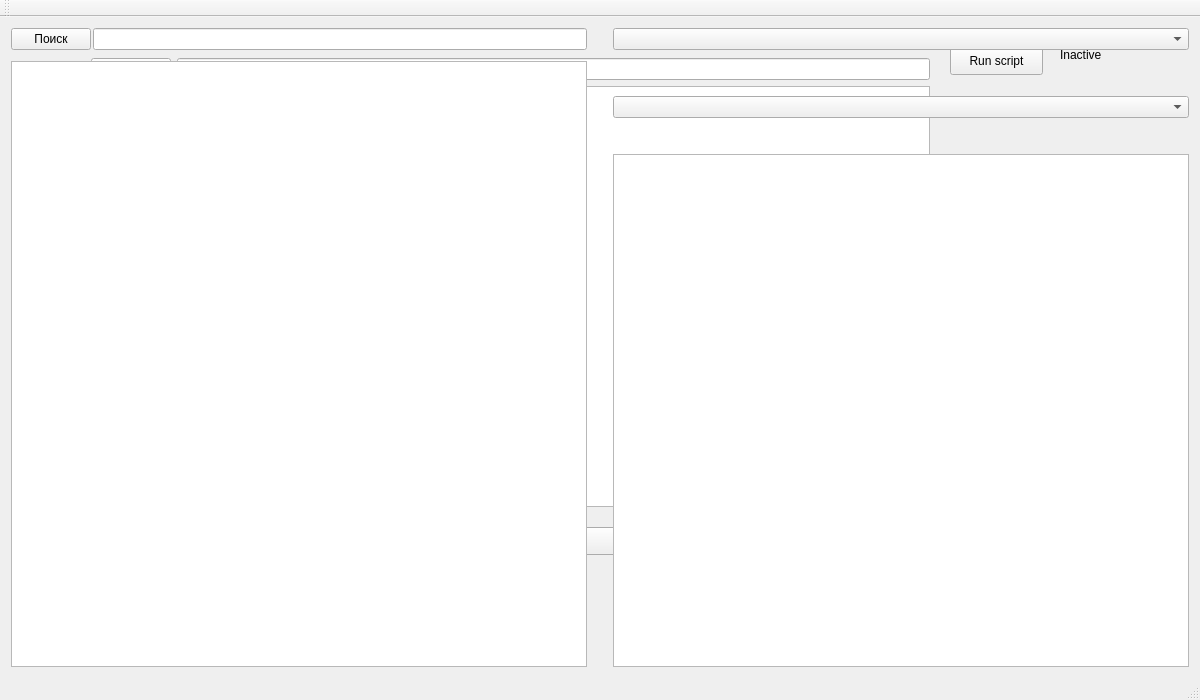
AndreyKuzmaDev/OPDProject, file mainwindow.ui: the form before one commit.
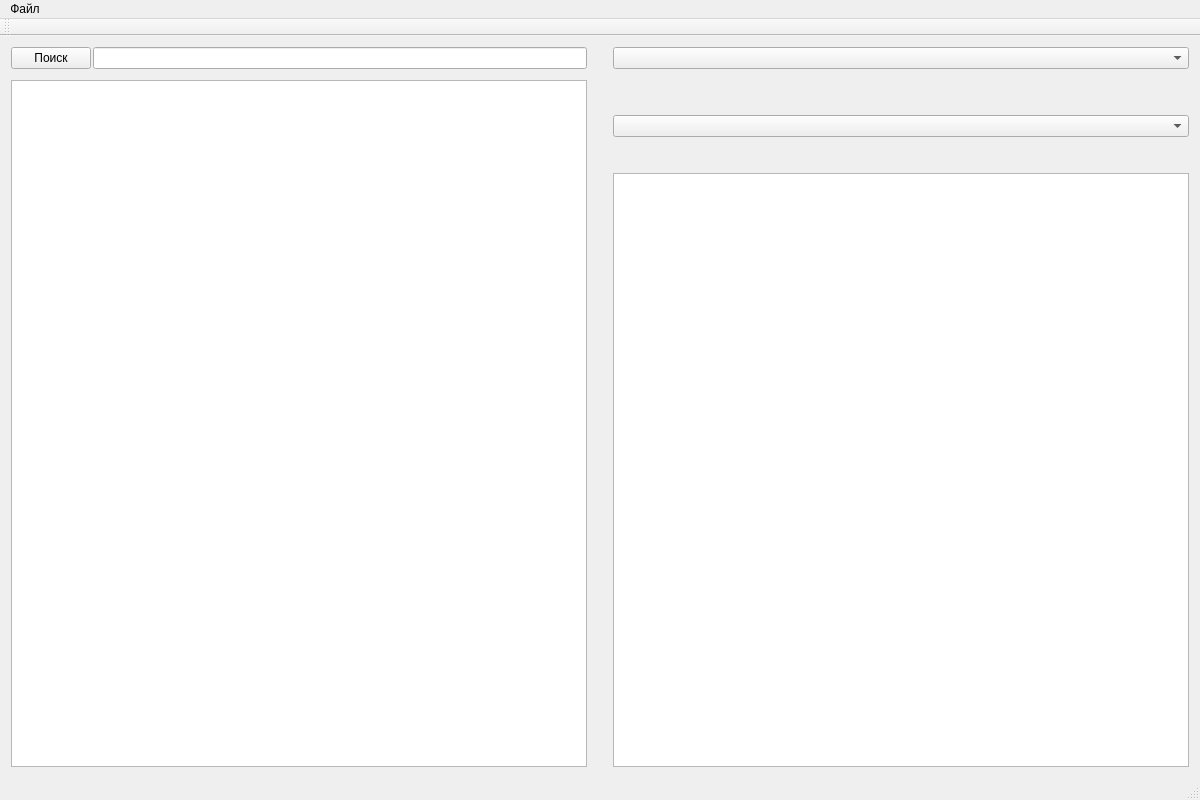
The form after the commit.

Commit message: Fixed UI after bad merge

```diff
--- a/mainwindow.ui
+++ b/mainwindow.ui
@@ -7,7 +7,7 @@
     <x>0</x>
     <y>0</y>
     <width>1200</width>
-    <height>700</height>
+    <height>800</height>
    </rect>
   </property>
   <property name="sizePolicy">
@@ -25,82 +25,13 @@
   <property name="maximumSize">
    <size>
     <width>1200</width>
-    <height>700</height>
+    <height>800</height>
    </size>
   </property>
   <property name="windowTitle">
    <string>Мой холодильник</string>
   </property>
   <widget class="QWidget" name="centralWidget">
-   <widget class="QWidget" name="layoutWidget">
-    <property name="geometry">
-     <rect>
-      <x>80</x>
-      <y>30</y>
-      <width>861</width>
-      <height>471</height>
-     </rect>
-    </property>
-    <layout class="QVBoxLayout" name="verticalLayout">
-     <item>
-      <layout class="QHBoxLayout" name="horizontalLayout">
-       <item>
-        <widget class="QPushButton" name="search">
-         <property name="text">
-          <string>Поиск</string>
-         </property>
-        </widget>
-       </item>
-       <item>
-        <widget class="QLineEdit" name="lineEdit"/>
-       </item>
-      </layout>
-     </item>
-     <item>
-      <widget class="QTableView" name="tableView"/>
-     </item>
-    </layout>
-   </widget>
-   <widget class="QPushButton" name="pushButton">
-    <property name="geometry">
-     <rect>
-      <x>80</x>
-      <y>510</y>
-      <width>861</width>
-      <height>28</height>
-     </rect>
-    </property>
-    <property name="text">
-     <string>Далее</string>
-    </property>
-   </widget>
-   <widget class="QPushButton" name="buttonRunPy">
-    <property name="geometry">
-     <rect>
-      <x>950</x>
-      <y>30</y>
-      <width>93</width>
-      <height>28</height>
-     </rect>
-    </property>
-    <property name="text">
-     <string>Run script</string>
-    </property>
-   </widget>
-   <widget class="QLabel" name="labelIsRunning">
-    <property name="geometry">
-     <rect>
-      <x>1060</x>
-      <y>30</y>
-      <width>55</width>
-      <height>16</height>
-     </rect>
-    </property>
-    <property name="text">
-     <string>Inactive</string>
-    </property>
-   </widget>
-
    <layout class="QHBoxLayout" name="horizontalLayout_2">
     <item>
      <layout class="QVBoxLayout" name="verticalLayout">
@@ -221,6 +152,14 @@
      <height>26</height>
     </rect>
    </property>
+   <widget class="QMenu" name="menu">
+    <property name="title">
+     <string>Файл</string>
+    </property>
+    <addaction name="actionUpdateDB"/>
+    <addaction name="separator"/>
+   </widget>
+   <addaction name="menu"/>
   </widget>
   <widget class="QToolBar" name="mainToolBar">
    <attribute name="toolBarArea">
```
Left out of the diff: 5 changed lines with no effect on the pictures. The commit also changes 2 other files.
